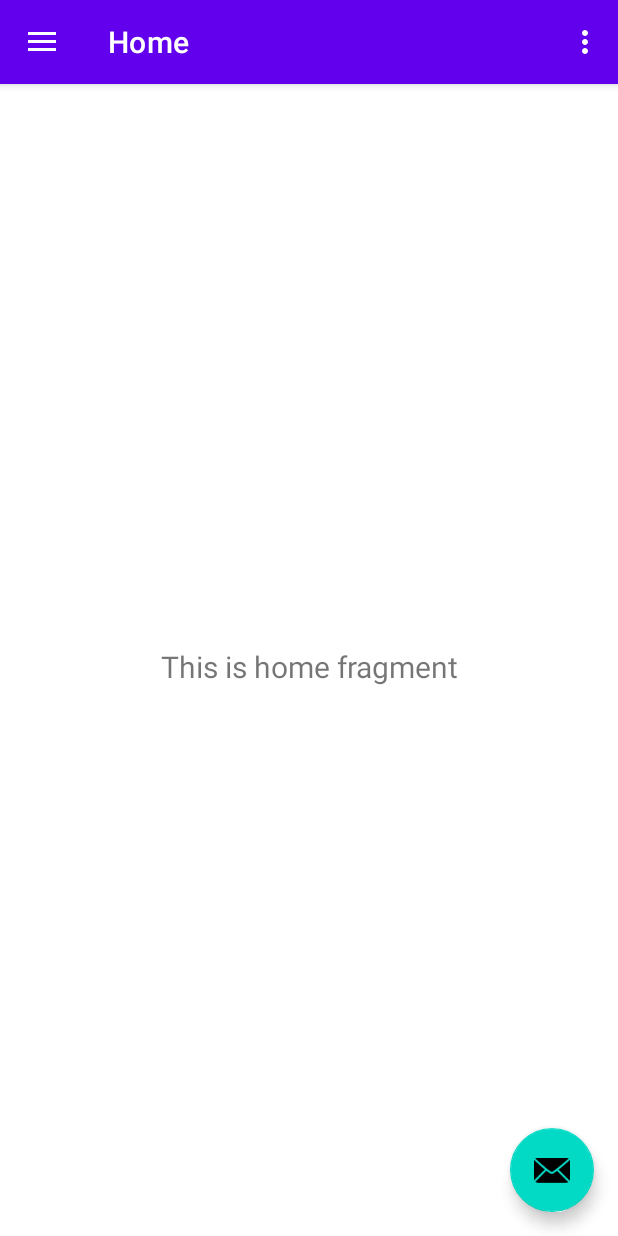
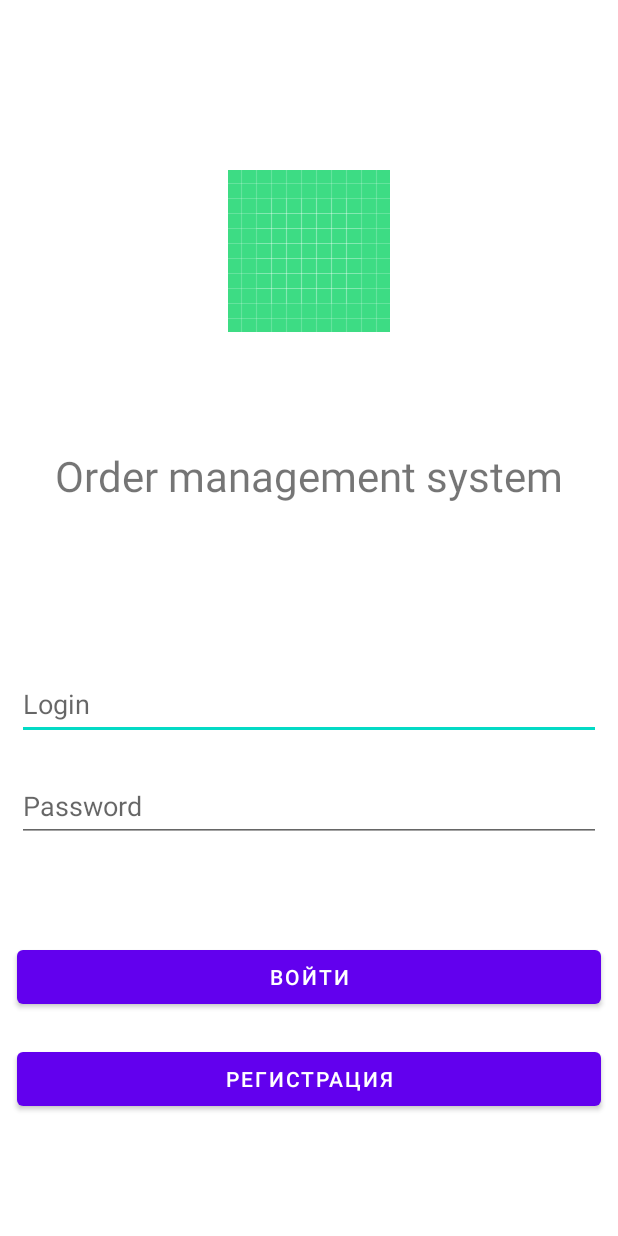
Before and after one commit to andrewBredihin/OrderManagementSystem, an Android app: the screen it shows after launch (MainActivity before the commit, LoginActivity after it), on a phone screen of 412 x 824 dp. Run offline under Robolectric (Android 15) with nearby library versions, the phone set to English and light mode, and no system bars.

Commit message:
Исправления Entity, добавил страницы login_activity.xml и registration_activity.xml

```diff
--- a/app/src/main/AndroidManifest.xml
+++ b/app/src/main/AndroidManifest.xml
@@ -10,7 +10,7 @@
         android:supportsRtl="true"
         android:theme="@style/Theme.OrderManagementSystem">
         <activity
-            android:name=".MainActivity"
+            android:name=".activity.LoginActivity"
             android:exported="true"
             android:label="@string/app_name"
             android:theme="@style/Theme.OrderManagementSystem.NoActionBar">
--- /dev/null
+++ b/app/src/main/java/com/bav/ordermanagementsystem/activity/LoginActivity.java
@@ -0,0 +1,16 @@
+package com.bav.ordermanagementsystem.activity;
+
+import android.os.Bundle;
+
+import androidx.appcompat.app.AppCompatActivity;
+
+import com.bav.ordermanagementsystem.R;
+
+public class LoginActivity extends AppCompatActivity {
+
+    @Override
+    protected void onCreate(Bundle savedInstanceState) {
+        super.onCreate(savedInstanceState);
+        setContentView(R.layout.login_activity);
+    }
+}
--- a/app/src/main/java/com/bav/ordermanagementsystem/MainActivity.java
+++ b/app/src/main/java/com/bav/ordermanagementsystem/activity/MainActivity.java
@@ -1,9 +1,10 @@
-package com.bav.ordermanagementsystem;
+package com.bav.ordermanagementsystem.activity;
 
 import android.os.Bundle;
 import android.view.View;
 import android.view.Menu;
 
+import com.bav.ordermanagementsystem.R;
 import com.google.android.material.snackbar.Snackbar;
 import com.google.android.material.navigation.NavigationView;
 
--- a/app/src/main/java/com/bav/ordermanagementsystem/db/AppDatabase.java
+++ b/app/src/main/java/com/bav/ordermanagementsystem/db/AppDatabase.java
@@ -16,8 +16,7 @@ import com.bav.ordermanagementsystem.entity.OrderStatus;
 @Database(entities = {Employee.class,
         Client.class,
         Order.class,
-        OrderStatus.class,
-        OrderItem.class}, version = 1)
+        OrderStatus.class}, version = 1)
 public abstract class AppDatabase extends RoomDatabase {
     public abstract EmployeeDao employeeDao();
     public abstract ClientDao clientDao();
--- a/app/src/main/res/layout/app_bar_main.xml
+++ b/app/src/main/res/layout/app_bar_main.xml
@@ -4,7 +4,7 @@
     xmlns:tools="http://schemas.android.com/tools"
     android:layout_width="match_parent"
     android:layout_height="match_parent"
-    tools:context=".MainActivity">
+    tools:context=".activity.MainActivity">
 
     <com.google.android.material.appbar.AppBarLayout
         android:layout_width="match_parent"
@@ -29,6 +29,7 @@
         android:layout_gravity="bottom|end"
         android:layout_marginEnd="@dimen/fab_margin"
         android:layout_marginBottom="16dp"
-        app:srcCompat="@android:drawable/ic_dialog_email" />
+        app:srcCompat="@android:drawable/ic_dialog_email"
+        tools:ignore="SpeakableTextPresentCheck" />
 
 </androidx.coordinatorlayout.widget.CoordinatorLayout>
--- /dev/null
+++ b/app/src/main/res/layout/login_activity.xml
@@ -0,0 +1,114 @@
+<?xml version="1.0" encoding="utf-8"?>
+<androidx.constraintlayout.widget.ConstraintLayout xmlns:android="http://schemas.android.com/apk/res/android"
+    xmlns:app="http://schemas.android.com/apk/res-auto"
+    xmlns:tools="http://schemas.android.com/tools"
+    android:layout_width="match_parent"
+    android:layout_height="match_parent">
+
+    <LinearLayout
+        android:layout_width="409dp"
+        android:layout_height="729dp"
+        android:layout_marginStart="1dp"
+        android:layout_marginTop="1dp"
+        android:layout_marginEnd="1dp"
+        android:layout_marginBottom="1dp"
+        android:orientation="vertical"
+        app:layout_constraintBottom_toBottomOf="parent"
+        app:layout_constraintEnd_toEndOf="parent"
+        app:layout_constraintStart_toStartOf="parent"
+        app:layout_constraintTop_toTopOf="parent">
+
+
+        <androidx.constraintlayout.widget.ConstraintLayout
+            android:layout_width="match_parent"
+            android:layout_height="match_parent"
+            android:layout_weight="0.2"
+            android:orientation="vertical"
+            android:gravity="center">
+
+            <ImageView
+                android:id="@+id/imageView2"
+                android:layout_width="wrap_content"
+                android:layout_height="wrap_content"
+                android:layout_marginStart="10dp"
+                android:layout_marginEnd="10dp"
+                android:layout_marginBottom="5dp"
+                android:layout_weight="0.8"
+                app:layout_constraintBottom_toTopOf="@+id/textView3"
+                app:layout_constraintEnd_toEndOf="parent"
+                app:layout_constraintStart_toStartOf="parent"
+                app:layout_constraintTop_toTopOf="parent"
+                app:srcCompat="@drawable/ic_launcher_background" />
+
+            <TextView
+                android:id="@+id/textView3"
+                android:layout_width="wrap_content"
+                android:layout_height="wrap_content"
+                android:layout_marginStart="10dp"
+                android:layout_marginTop="5dp"
+                android:layout_marginEnd="10dp"
+                android:layout_marginBottom="10dp"
+                android:text="@string/app_name"
+                app:layout_constraintBottom_toBottomOf="parent"
+                app:layout_constraintEnd_toEndOf="parent"
+                app:layout_constraintHorizontal_bias="0.497"
+                app:layout_constraintStart_toStartOf="parent"
+                app:layout_constraintTop_toBottomOf="@+id/imageView2"
+                android:textSize="28dp"/>
+        </androidx.constraintlayout.widget.ConstraintLayout>
+
+        <LinearLayout
+            android:layout_width="match_parent"
+            android:layout_height="match_parent"
+            android:layout_weight="0.3"
+            android:orientation="vertical"
+            android:gravity="center">
+
+            <EditText
+                android:id="@+id/editTextLogin"
+                android:layout_width="match_parent"
+                android:layout_height="wrap_content"
+                android:layout_margin="10dp"
+                android:ems="10"
+                android:inputType="text"
+                android:minHeight="48dp"
+                android:hint="@string/login"/>
+
+            <EditText
+                android:id="@+id/editTextPassword"
+                android:layout_width="match_parent"
+                android:layout_height="wrap_content"
+                android:layout_margin="10dp"
+                android:ems="10"
+                android:inputType="textPassword"
+                android:minHeight="48dp"
+                tools:ignore="SpeakableTextPresentCheck"
+                android:hint="@string/password"/>
+
+        </LinearLayout>
+
+        <LinearLayout
+            android:layout_width="match_parent"
+            android:layout_height="match_parent"
+            android:layout_weight="0.3"
+            android:orientation="vertical"
+            android:gravity="center">
+
+            <Button
+                android:id="@+id/button"
+                android:layout_width="match_parent"
+                android:layout_height="wrap_content"
+                android:layout_margin="10dp"
+                android:minHeight="48dp"
+                android:text="@string/loginButtonText" />
+
+            <Button
+                android:id="@+id/button2"
+                android:layout_width="match_parent"
+                android:layout_height="wrap_content"
+                android:layout_margin="10dp"
+                android:minHeight="48dp"
+                android:text="@string/registrationButtonText" />
+        </LinearLayout>
+    </LinearLayout>
+</androidx.constraintlayout.widget.ConstraintLayout>
--- a/app/src/main/res/values/strings.xml
+++ b/app/src/main/res/values/strings.xml
@@ -6,6 +6,11 @@
     <string name="nav_header_subtitle">android.studio@android.com</string>
     <string name="nav_header_desc">Navigation header</string>
     <string name="action_settings">Settings</string>
+    <string name="login">Login</string>
+    <string name="password">Password</string>
+    <string name="registration">Регистрация</string>
+    <string name="loginButtonText">Войти</string>
+    <string name="registrationButtonText">Регистрация</string>
 
     <string name="menu_home">Home</string>
     <string name="menu_gallery">Gallery</string>
```
Also changed, not shown: app/src/main/java/com/bav/ordermanagementsystem/dao/OrderItemDao.java (deleted, +0 -21 lines), app/src/main/java/com/bav/ordermanagementsystem/entity/Order.java (+8 -8 lines), app/src/main/res/layout/registration_activity.xml (added, +80 -0 lines).
